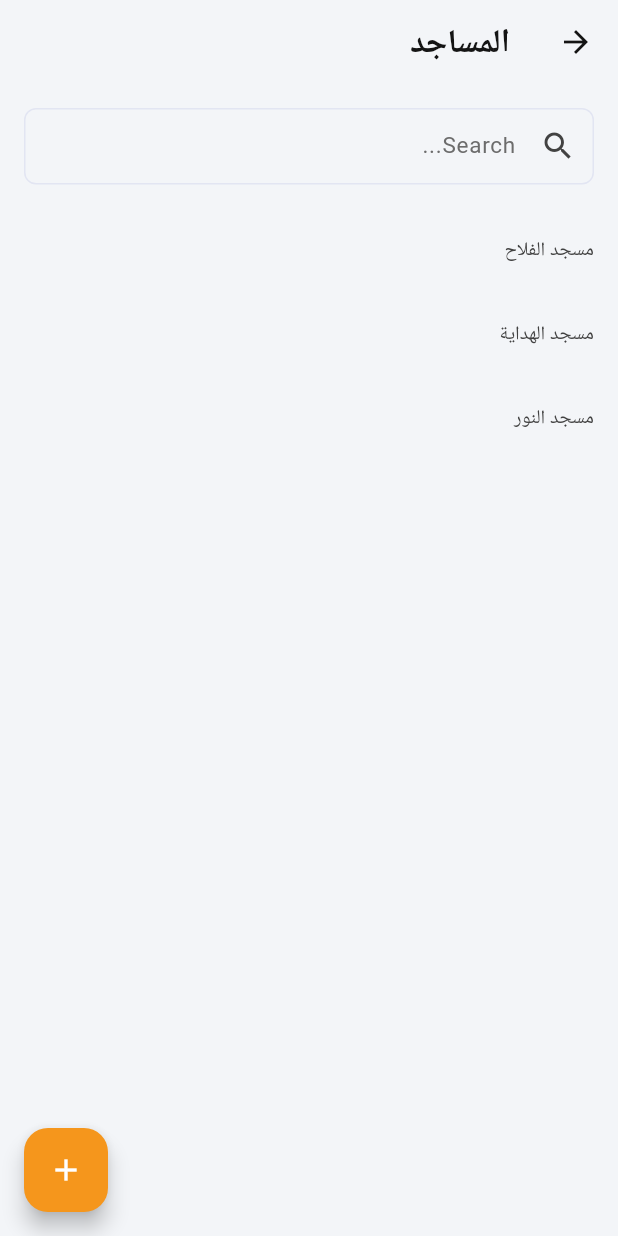
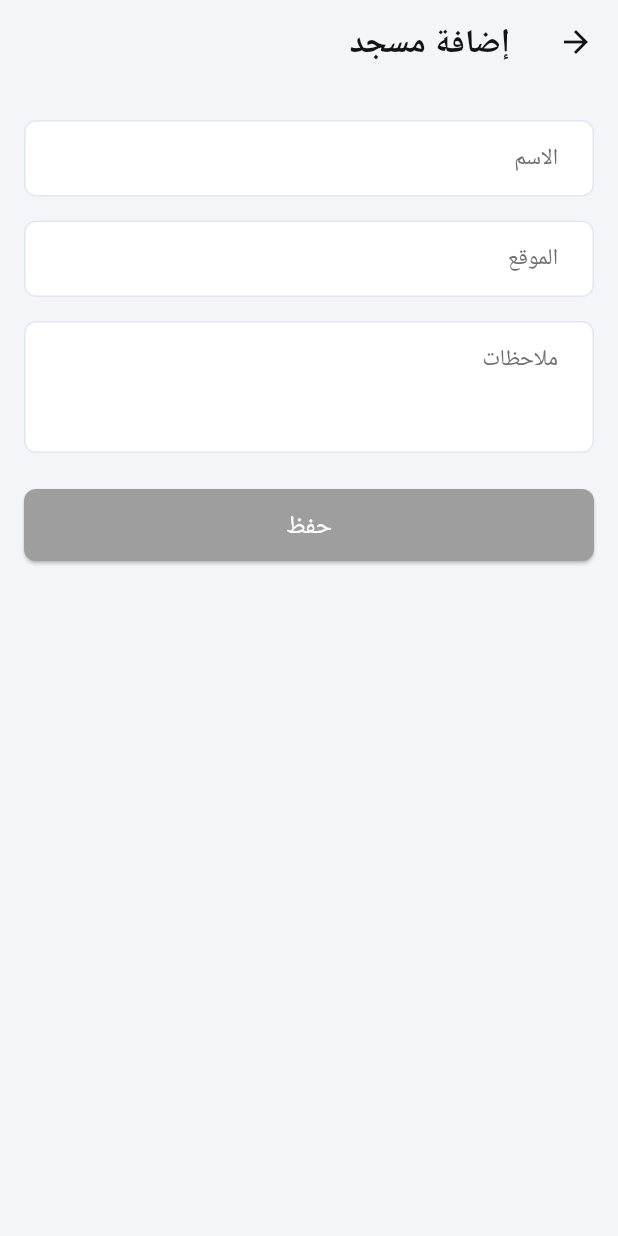
Before and after one commit to YahyaKreiyeh/iqra_wa_irtaqi, a Flutter app: the MosquesView screen opened by its route, after a tap on the "add" icon, on a phone screen of 412 x 824 dp. Run offline on Flutter 3.47's test engine with Material 3 defaults, Android fonts, the phone set to English and light mode, and no system bars; our stand-ins replace clock, cloud_firestore, easy_localization, firebase_auth, firebase_core, flutter_bloc and 2 more; accounts and stored records are empty.

Commit message:
- change registerdto to authentication dto - add initiali value and change customtextfield from textfield to textfromfield - mosque view implementation and functionality - mosques view implementation and functionality

```diff
--- a/lib/core/routing/app_router.dart
+++ b/lib/core/routing/app_router.dart
@@ -9,6 +9,10 @@ import 'package:iqra_wa_irtaqi/features/authentication/views/login_view.dart';
 import 'package:iqra_wa_irtaqi/features/authentication/views/password_reset_view.dart';
 import 'package:iqra_wa_irtaqi/features/authentication/views/register_view.dart';
 import 'package:iqra_wa_irtaqi/features/home/views/home_view.dart';
+import 'package:iqra_wa_irtaqi/features/mosques/cubits/mosque/mosque_cubit.dart';
+import 'package:iqra_wa_irtaqi/features/mosques/cubits/mosques/mosques_cubit.dart';
+import 'package:iqra_wa_irtaqi/features/mosques/models/mosque.dart';
+import 'package:iqra_wa_irtaqi/features/mosques/views/mosque_view.dart';
 import 'package:iqra_wa_irtaqi/features/mosques/views/mosques_view.dart';
 import 'package:iqra_wa_irtaqi/features/students/views/students_view.dart';
 import 'package:iqra_wa_irtaqi/features/teachers/views/teachers_view.dart';
@@ -41,11 +45,24 @@ class AppRouter {
             child: const PasswordResetView(),
           ),
         );
+      case Routes.mosqueView:
+        final mosqueArg = settings.arguments as Mosque?;
+        return MaterialPageRoute(
+          builder: (_) => BlocProvider(
+            create: (context) => getIt<MosqueCubit>()..initialize(mosqueArg),
+            child: const MosqueView(),
+          ),
+        );
+      case Routes.mosquesView:
+        return MaterialPageRoute(
+          builder: (_) => BlocProvider(
+            create: (context) => getIt<MosquesCubit>()..fetchMore(),
+            child: const MosquesView(),
+          ),
+        );
 
       case Routes.homeView:
         return MaterialPageRoute(builder: (_) => const HomeView());
-      case Routes.mosquesView:
-        return MaterialPageRoute(builder: (_) => const MosquesView());
       case Routes.studentsView:
         return MaterialPageRoute(builder: (_) => const StudentsView());
       case Routes.teachersView:
--- a/lib/core/routing/routes.dart
+++ b/lib/core/routing/routes.dart
@@ -6,4 +6,5 @@ class Routes {
   static const String mosquesView = '/mosquesView';
   static const String studentsView = '/studentsView';
   static const String teachersView = '/teachersView';
+  static const String mosqueView = '/mosqueView';
 }
--- a/lib/core/widgets/text_fields/custom_text_field.dart
+++ b/lib/core/widgets/text_fields/custom_text_field.dart
@@ -5,6 +5,7 @@ import 'package:iqra_wa_irtaqi/core/themes/app_colors.dart';
 import 'package:iqra_wa_irtaqi/core/themes/text_styles.dart';
 
 class CustomTextField extends StatelessWidget {
+  final String? initialValue;
   final int maxLines;
   final int? maxLength;
   final String? labelText;
@@ -26,6 +27,7 @@ class CustomTextField extends StatelessWidget {
   final List<TextInputFormatter>? inputFormatters;
 
   const CustomTextField({
+    this.initialValue,
     this.controller,
     this.onChanged,
     this.maxLines = 1,
@@ -60,7 +62,7 @@ class CustomTextField extends StatelessWidget {
             const VerticalSpace(8),
           ],
         ),
-      TextField(
+      TextFormField(
         maxLength: maxLength,
         inputFormatters: inputFormatters,
         onTapOutside:
@@ -70,6 +72,7 @@ class CustomTextField extends StatelessWidget {
         maxLines: maxLines,
         onEditingComplete: onEditingComplete,
         controller: controller,
+        initialValue: controller == null ? initialValue : null,
         onChanged: onChanged,
         readOnly: disabled,
         canRequestFocus: !disabled,
--- a/lib/features/authentication/cubits/login/login_cubit.dart
+++ b/lib/features/authentication/cubits/login/login_cubit.dart
@@ -5,7 +5,7 @@ import 'package:iqra_wa_irtaqi/core/mixins/cubit_mixin.dart';
 import 'package:iqra_wa_irtaqi/core/models/result.dart';
 import 'package:iqra_wa_irtaqi/core/utilities/validators.dart';
 import 'package:iqra_wa_irtaqi/features/authentication/cubits/login/login_state.dart';
-import 'package:iqra_wa_irtaqi/features/authentication/models/register_dto.dart';
+import 'package:iqra_wa_irtaqi/features/authentication/models/authentication_dto.dart';
 import 'package:iqra_wa_irtaqi/features/authentication/repositories/authentication_repository.dart';
 
 class LoginCubit extends Cubit<LoginState> with SafeEmitter<LoginState> {
@@ -16,7 +16,7 @@ class LoginCubit extends Cubit<LoginState> with SafeEmitter<LoginState> {
   Future<void> login() async {
     emit(state.copyWith(status: const Result.loading()));
 
-    final dto = RegisterDTO(email: state.email, password: state.password);
+    final dto = AuthenticationDTO(email: state.email, password: state.password);
     final result = await _authenticationRepository.login(dto);
 
     result.when(
--- a/lib/features/authentication/cubits/register/register_cubit.dart
+++ b/lib/features/authentication/cubits/register/register_cubit.dart
@@ -5,7 +5,7 @@ import 'package:iqra_wa_irtaqi/core/mixins/cubit_mixin.dart';
 import 'package:iqra_wa_irtaqi/core/models/result.dart';
 import 'package:iqra_wa_irtaqi/core/utilities/validators.dart';
 import 'package:iqra_wa_irtaqi/features/authentication/cubits/register/register_state.dart';
-import 'package:iqra_wa_irtaqi/features/authentication/models/register_dto.dart';
+import 'package:iqra_wa_irtaqi/features/authentication/models/authentication_dto.dart';
 import 'package:iqra_wa_irtaqi/features/authentication/repositories/authentication_repository.dart';
 
 class RegisterCubit extends Cubit<RegisterState>
@@ -16,7 +16,7 @@ class RegisterCubit extends Cubit<RegisterState>
   Future<void> register() async {
     emit(state.copyWith(status: const Result.loading()));
 
-    final dto = RegisterDTO(email: state.email, password: state.password);
+    final dto = AuthenticationDTO(email: state.email, password: state.password);
     final result = await _authenticationRepository.register(dto);
 
     result.when(
--- /dev/null
+++ b/lib/features/authentication/models/authentication_dto.dart
@@ -0,0 +1,15 @@
+import 'package:freezed_annotation/freezed_annotation.dart';
+
+part 'authentication_dto.freezed.dart';
+part 'authentication_dto.g.dart';
+
+@freezed
+abstract class AuthenticationDTO with _$AuthenticationDTO {
+  const factory AuthenticationDTO({
+    required String email,
+    required String password,
+  }) = _AuthenticationDTO;
+
+  factory AuthenticationDTO.fromJson(Map<String, dynamic> json) =>
+      _$AuthenticationDTOFromJson(json);
+}
--- a/lib/features/authentication/repositories/authentication_repository.dart
+++ b/lib/features/authentication/repositories/authentication_repository.dart
@@ -3,14 +3,14 @@ import 'package:firebase_auth/firebase_auth.dart';
 import 'package:iqra_wa_irtaqi/core/constants/constants.dart';
 import 'package:iqra_wa_irtaqi/core/localization/locale_keys.g.dart';
 import 'package:iqra_wa_irtaqi/core/models/result.dart';
-import 'package:iqra_wa_irtaqi/features/authentication/models/register_dto.dart';
+import 'package:iqra_wa_irtaqi/features/authentication/models/authentication_dto.dart';
 
 class AuthenticationRepository {
   final FirebaseAuth _firebaseAuth;
   AuthenticationRepository({FirebaseAuth? firebaseAuth})
     : _firebaseAuth = firebaseAuth ?? FirebaseAuth.instance;
 
-  Future<Result<UserCredential>> register(RegisterDTO dto) async {
+  Future<Result<UserCredential>> register(AuthenticationDTO dto) async {
     try {
       final credential = await _firebaseAuth.createUserWithEmailAndPassword(
         email: dto.email,
@@ -35,7 +35,7 @@ class AuthenticationRepository {
     }
   }
 
-  Future<Result<UserCredential>> login(RegisterDTO dto) async {
+  Future<Result<UserCredential>> login(AuthenticationDTO dto) async {
     try {
       final credential = await _firebaseAuth.signInWithEmailAndPassword(
         email: dto.email,
--- /dev/null
+++ b/lib/features/mosques/cubits/mosque/mosque_cubit.dart
@@ -0,0 +1,70 @@
+import 'package:flutter_bloc/flutter_bloc.dart';
+import 'package:iqra_wa_irtaqi/core/models/result.dart';
+import 'package:iqra_wa_irtaqi/features/mosques/models/mosque.dart';
+import 'package:iqra_wa_irtaqi/features/mosques/repositories/mosques_repository.dart';
+
+import 'mosque_state.dart';
+
+class MosqueCubit extends Cubit<MosqueState> {
+  final MosquesRepository _repo;
+
+  MosqueCubit(this._repo) : super(MosqueState());
+
+  void initialize(Mosque? initialMosque) {
+    if (initialMosque == null) return;
+
+    emit(
+      state.copyWith(
+        isEditing: true,
+        initialName: initialMosque.name,
+        initialLocation: initialMosque.location,
+        initialNotes: initialMosque.notes ?? '',
+        name: initialMosque.name,
+        location: initialMosque.location,
+        notes: initialMosque.notes ?? '',
+      ),
+    );
+  }
+
+  void nameChanged(String val) {
+    emit(
+      state.copyWith(
+        name: val,
+        nameErrorKey: val.isNotEmpty ? null : 'required',
+      ),
+    );
+  }
+
+  void locationChanged(String val) {
+    emit(
+      state.copyWith(
+        location: val,
+        locationErrorKey: val.isNotEmpty ? null : 'required',
+      ),
+    );
+  }
+
+  void notesChanged(String val) {
+    emit(state.copyWith(notes: val));
+  }
+
+  Future<void> submit() async {
+    final nameErr = state.name.isEmpty ? 'required' : null;
+    final locErr = state.location.isEmpty ? 'required' : null;
+    if (nameErr != null || locErr != null) {
+      emit(state.copyWith(nameErrorKey: nameErr, locationErrorKey: locErr));
+      return;
+    }
+
+    emit(state.copyWith(status: const Result.loading()));
+
+    final mosque = Mosque(
+      name: state.name,
+      location: state.location,
+      notes: state.notes.isEmpty ? null : state.notes,
+    );
+    final result = await _repo.createMosque(mosque);
+
+    emit(state.copyWith(status: result));
+  }
+}
--- /dev/null
+++ b/lib/features/mosques/cubits/mosque/mosque_state.dart
@@ -0,0 +1,20 @@
+import 'package:freezed_annotation/freezed_annotation.dart';
+import 'package:iqra_wa_irtaqi/core/models/result.dart';
+
+part 'mosque_state.freezed.dart';
+
+@freezed
+abstract class MosqueState with _$MosqueState {
+  factory MosqueState({
+    @Default(false) bool isEditing,
+    @Default('') String initialName,
+    @Default('') String initialLocation,
+    @Default('') String initialNotes,
+    @Default('') String name,
+    String? nameErrorKey,
+    @Default('') String location,
+    String? locationErrorKey,
+    @Default('') String notes,
+    @Default(Result.empty()) Result status,
+  }) = _MosqueState;
+}
--- /dev/null
+++ b/lib/features/mosques/cubits/mosques/mosques_cubit.dart
@@ -0,0 +1,44 @@
+import 'package:flutter_bloc/flutter_bloc.dart';
+import 'package:iqra_wa_irtaqi/features/mosques/models/mosque.dart';
+import 'package:iqra_wa_irtaqi/features/mosques/repositories/mosques_repository.dart';
+
+import 'mosques_state.dart';
+
+class MosquesCubit extends Cubit<MosquesState> {
+  final MosquesRepository _repo;
+  static const int _limit = 10;
+
+  MosquesCubit(this._repo) : super(const MosquesState());
+
+  Future<void> fetchMore() async {
+    if (state.hasReachedMax || state.isLoading) return;
+    emit(state.copyWith(isLoading: true, errorMessage: null));
+
+    try {
+      final snapshot = await _repo.fetchMosques(
+        startAfter: state.lastDoc,
+        limit: _limit,
+      );
+      final docs = snapshot.docs;
+      final fetched = docs.map((d) => Mosque.fromJson(d.data())).toList();
+      final hasMax = docs.length < _limit;
+
+      emit(
+        state.copyWith(
+          mosques: List.of(state.mosques)..addAll(fetched),
+          lastDoc: docs.isNotEmpty ? docs.last : state.lastDoc,
+          hasReachedMax: hasMax,
+          isLoading: false,
+        ),
+      );
+    } catch (e) {
+      emit(state.copyWith(isLoading: false, errorMessage: e.toString()));
+    }
+  }
+
+  /// Refresh the entire list.
+  Future<void> refresh() async {
+    emit(const MosquesState());
+    await fetchMore();
+  }
+}
--- /dev/null
+++ b/lib/features/mosques/models/mosque.dart
@@ -0,0 +1,15 @@
+import 'package:freezed_annotation/freezed_annotation.dart';
+
+part 'mosque.freezed.dart';
+part 'mosque.g.dart';
+
+@freezed
+abstract class Mosque with _$Mosque {
+  const factory Mosque({
+    required String name,
+    required String location,
+    String? notes,
+  }) = _Mosque;
+
+  factory Mosque.fromJson(Map<String, dynamic> json) => _$MosqueFromJson(json);
+}
--- /dev/null
+++ b/lib/features/mosques/repositories/mosques_repository.dart
@@ -0,0 +1,33 @@
+import 'package:cloud_firestore/cloud_firestore.dart';
+import 'package:iqra_wa_irtaqi/core/models/result.dart';
+import 'package:iqra_wa_irtaqi/features/mosques/models/mosque.dart';
+
+class MosquesRepository {
+  final CollectionReference<Map<String, dynamic>> _col = FirebaseFirestore
+      .instance
+      .collection('mosques');
+
+  Future<Result<void>> createMosque(Mosque mosque) async {
+    try {
+      await _col.add(mosque.toJson());
+      return const Result.success(data: null);
+    } catch (e) {
+      return Result.failure(
+        error: Exception(e.toString()),
+        data: null,
+        errorMessage: e.toString(),
+      );
+    }
+  }
+
+  Future<QuerySnapshot<Map<String, dynamic>>> fetchMosques({
+    DocumentSnapshot<Map<String, dynamic>>? startAfter,
+    int limit = 10,
+  }) {
+    var query = _col.orderBy('name').limit(limit);
+    if (startAfter != null) {
+      query = query.startAfterDocument(startAfter);
+    }
+    return query.get();
+  }
+}
--- /dev/null
+++ b/lib/features/mosques/views/mosque_view.dart
@@ -0,0 +1,188 @@
+import 'package:easy_localization/easy_localization.dart';
+import 'package:flutter/material.dart';
+import 'package:flutter_bloc/flutter_bloc.dart';
+import 'package:iqra_wa_irtaqi/core/constants/constants.dart';
+import 'package:iqra_wa_irtaqi/core/constants/enums.dart';
+import 'package:iqra_wa_irtaqi/core/helpers/spacing.dart';
+import 'package:iqra_wa_irtaqi/core/localization/locale_keys.g.dart';
+import 'package:iqra_wa_irtaqi/core/models/result.dart';
+import 'package:iqra_wa_irtaqi/core/widgets/buttons/primary_button.dart';
+import 'package:iqra_wa_irtaqi/core/widgets/text_fields/custom_text_field.dart';
+import 'package:iqra_wa_irtaqi/features/mosques/cubits/mosque/mosque_cubit.dart';
+import 'package:iqra_wa_irtaqi/features/mosques/cubits/mosque/mosque_state.dart';
+import 'package:iqra_wa_irtaqi/features/snackbar/bloc/snackbar_bloc.dart';
+
+class MosqueView extends StatelessWidget {
+  const MosqueView({super.key});
+
+  @override
+  Widget build(BuildContext context) {
+    final isEditing = context.select((MosqueCubit c) => c.state.isEditing);
+
+    return Scaffold(
+      appBar: AppBar(
+        title: Text(
+          isEditing ? LocaleKeys.edit_mosque.tr() : LocaleKeys.add_mosque.tr(),
+        ),
+      ),
+      body: const SingleChildScrollView(
+        child: Padding(
+          padding: EdgeInsets.symmetric(horizontal: horizontalPadding),
+          child: Column(
+            crossAxisAlignment: CrossAxisAlignment.stretch,
+            children: [
+              _MosqueBlocListener(),
+              VerticalSpace(24),
+              _MosqueForm(),
+              VerticalSpace(16),
+            ],
+          ),
+        ),
+      ),
+    );
+  }
+}
+
+class _MosqueBlocListener extends StatelessWidget {
+  const _MosqueBlocListener();
+
+  @override
+  Widget build(BuildContext context) {
+    return BlocListener<MosqueCubit, MosqueState>(
+      listenWhen: (prev, curr) => prev.status != curr.status,
+      listener: (context, state) {
+        state.status.when(
+          success: (_) {
+            context.read<SnackbarBloc>().add(
+              AddSnackbarEvent(
+                message: LocaleKeys.mosque_added_success.tr(),
+                type: SnackbarType.success,
+              ),
+            );
+            Navigator.of(context).pop();
+          },
+          failure: (_, _, errorMessage) {
+            context.read<SnackbarBloc>().add(
+              AddSnackbarEvent(
+                message: errorMessage ?? LocaleKeys.save_error.tr(),
+                type: SnackbarType.error,
+              ),
+            );
+          },
+          loading: () {},
+          empty: () {},
+        );
+      },
+      child: const SizedBox.shrink(),
+    );
+  }
+}
+
+class _MosqueForm extends StatelessWidget {
+  const _MosqueForm();
+
+  @override
+  Widget build(BuildContext context) {
+    return const Column(
+      crossAxisAlignment: CrossAxisAlignment.stretch,
+      children: [
+        _NameInput(),
+        VerticalSpace(16),
+        _LocationInput(),
+        VerticalSpace(16),
+        _NotesInput(),
+        VerticalSpace(24),
+        _SubmitButton(),
+      ],
+    );
+  }
+}
+
+class _NameInput extends StatelessWidget {
+  const _NameInput();
+
+  @override
+  Widget build(BuildContext context) {
+    final name = context.select((MosqueCubit c) => c.state.name);
+    final errorKey = context.select((MosqueCubit c) => c.state.nameErrorKey);
+
+    return CustomTextField(
+      initialValue: name,
+      hintText: LocaleKeys.name.tr(),
+      errorText: errorKey != null ? LocaleKeys.required.tr() : null,
+      onChanged: context.read<MosqueCubit>().nameChanged,
+    );
+  }
+}
+
+class _LocationInput extends StatelessWidget {
+  const _LocationInput();
+
+  @override
+  Widget build(BuildContext context) {
+    final location = context.select((MosqueCubit c) => c.state.location);
+    final errorKey = context.select(
+      (MosqueCubit c) => c.state.locationErrorKey,
+    );
+
+    return CustomTextField(
+      initialValue: location,
+      hintText: LocaleKeys.location.tr(),
+      errorText: errorKey != null ? LocaleKeys.required.tr() : null,
+      onChanged: context.read<MosqueCubit>().locationChanged,
+    );
+  }
+}
+
+class _NotesInput extends StatelessWidget {
+  const _NotesInput();
+
+  @override
+  Widget build(BuildContext context) {
+    final notes = context.select((MosqueCubit c) => c.state.notes);
+
+    return CustomTextField(
+      initialValue: notes,
+      hintText: LocaleKeys.notes.tr(),
+      maxLines: 3,
+      onChanged: context.read<MosqueCubit>().notesChanged,
+    );
+  }
+}
+
+class _SubmitButton extends StatelessWidget {
+  const _SubmitButton();
+
+  @override
+  Widget build(BuildContext context) {
+    final isLoading = context.select(
+      (MosqueCubit c) => c.state.status.isLoading,
+    );
+    final nameErr = context.select((MosqueCubit c) => c.state.nameErrorKey);
+    final locErr = context.select((MosqueCubit c) => c.state.locationErrorKey);
+    final name = context.select((MosqueCubit c) => c.state.name);
+    final location = context.select((MosqueCubit c) => c.state.location);
+    final notes = context.select((MosqueCubit c) => c.state.notes);
+    final isEditing = context.select((MosqueCubit c) => c.state.isEditing);
+    final initialName = context.select((MosqueCubit c) => c.state.initialName);
+    final initialLoc = context.select(
+      (MosqueCubit c) => c.state.initialLocation,
+    );
+    final initialNotes = context.select(
+      (MosqueCubit c) => c.state.initialNotes,
+    );
+
+    final hasError = nameErr != null || locErr != null;
+    final hasEmpty = name.isEmpty || location.isEmpty;
+    final hasChanged = isEditing
+        ? name != initialName || location != initialLoc || notes != initialNotes
+        : true;
+    final canSubmit = !isLoading && !hasError && !hasEmpty && hasChanged;
+
+    return PrimaryButton(
+      text: LocaleKeys.save.tr(),
+      loading: isLoading,
+      onPressed: canSubmit ? () => context.read<MosqueCubit>().submit() : null,
+    );
+  }
+}
--- a/lib/features/mosques/views/mosques_view.dart
+++ b/lib/features/mosques/views/mosques_view.dart
@@ -1,54 +1,101 @@
 import 'package:easy_localization/easy_localization.dart';
 import 'package:flutter/material.dart';
+import 'package:flutter_bloc/flutter_bloc.dart';
 import 'package:iqra_wa_irtaqi/core/localization/locale_keys.g.dart';
+import 'package:iqra_wa_irtaqi/core/routing/routes.dart';
+import 'package:iqra_wa_irtaqi/core/routing/routes_extension.dart';
+import 'package:iqra_wa_irtaqi/features/mosques/cubits/mosques/mosques_cubit.dart';
+import 'package:iqra_wa_irtaqi/features/mosques/cubits/mosques/mosques_state.dart';
 
-/// A generic list‐view page with a search bar and FAB to add items.
 class MosquesView extends StatelessWidget {
   const MosquesView({super.key});
 
   @override
   Widget build(BuildContext context) {
-    final mosques = <String>[
-      'مسجد الفلاح',
-      'مسجد الهداية',
-      'مسجد النور',
-      // TODO: replace with real data source
-    ];
-
     return Scaffold(
       appBar: AppBar(title: Text(LocaleKeys.mosques.tr())),
-      body: Column(
-        children: [
-          Padding(
-            padding: const EdgeInsets.all(16),
-            child: TextField(
-              decoration: InputDecoration(
-                hintText: 'Search...', // or a localized key
-                prefixIcon: const Icon(Icons.search),
-                border: OutlineInputBorder(
-                  borderRadius: BorderRadius.circular(8),
-                ),
-              ),
-              onChanged: (query) {
-                // TODO: filter your list based on the query
+      body: const Column(children: [_SearchBar(), _MosquesList()]),
+      floatingActionButton: const _AddMosqueButton(),
+    );
+  }
+}
+
+class _AddMosqueButton extends StatelessWidget {
+  const _AddMosqueButton();
+
+  @override
+  Widget build(BuildContext context) {
+    return FloatingActionButton(
+      onPressed: () => context.pushNamed(Routes.mosqueView),
+      child: const Icon(Icons.add),
+    );
+  }
+}
+
+class _MosquesList extends StatelessWidget {
+  const _MosquesList();
+
+  @override
+  Widget build(BuildContext context) {
+    return Expanded(
+      child: BlocBuilder<MosquesCubit, MosquesState>(
+        builder: (context, state) {
+          if (state.errorMessage != null && state.mosques.isEmpty) {
+            return Center(child: Text(state.errorMessage!));
+          }
+          if (state.isLoading && state.mosques.isEmpty) {
+            return const Center(child: CircularProgressIndicator());
+          }
+          return NotificationListener<ScrollNotification>(
+            onNotification: (scroll) {
+              if (scroll.metrics.pixels >=
+                  scroll.metrics.maxScrollExtent - 200) {
+                context.read<MosquesCubit>().fetchMore();
+              }
+              return false;
+            },
+            child: ListView.builder(
+              itemCount: state.hasReachedMax
+                  ? state.mosques.length
+                  : state.mosques.length + 1,
+              itemBuilder: (context, idx) {
+                if (idx < state.mosques.length) {
+                  final mosque = state.mosques[idx];
+                  return ListTile(
+                    title: Text(mosque.name),
+                    subtitle: Text(mosque.location),
+                    onTap: () =>
+                        context.pushNamed(Routes.mosqueView, arguments: mosque),
+                  );
+                }
+                return const Padding(
+                  padding: EdgeInsets.symmetric(vertical: 8),
+                  child: Center(child: CircularProgressIndicator()),
+                );
               },
             ),
-          ),
-          Expanded(
-            child: ListView.builder(
-              itemCount: mosques.length,
-              itemBuilder: (context, index) =>
-                  ListTile(title: Text(mosques[index])),
-            ),
-          ),
-        ],
-      ),
-      floatingActionButton: FloatingActionButton(
-        onPressed: () {
-          // TODO: navigate to add‐mosque form
+          );
         },
-        child: const Icon(Icons.add),
       ),
     );
   }
 }
+
+class _SearchBar extends StatelessWidget {
+  const _SearchBar();
+
+  @override
+  Widget build(BuildContext context) {
+    return Padding(
+      padding: const EdgeInsets.all(16),
+      child: TextField(
+        decoration: InputDecoration(
+          hintText: LocaleKeys.search.tr(),
+          prefixIcon: const Icon(Icons.search),
+          border: OutlineInputBorder(borderRadius: BorderRadius.circular(8)),
+        ),
+        onChanged: (q) {},
+      ),
+    );
+  }
+}
--- a/pubspec.yaml
+++ b/pubspec.yaml
@@ -13,13 +13,14 @@ dependencies:
   cupertino_icons: ^1.0.8
   freezed_annotation: ^3.0.0
   freezed: ^3.0.6
-  flutter_bloc: ^8.0.1
+  flutter_bloc: ^9.1.1
   clock: ^1.1.2
   get_it: ^8.0.3
   firebase_core: ^3.14.0
   firebase_auth: ^5.6.0
   easy_localization: ^3.0.7+1
   json_annotation: ^4.9.0
+  cloud_firestore: ^5.6.11
 
 dev_dependencies:
   flutter_test:
```
Also changed, not shown: assets/translations/ar.json (+13 -1 lines), lib/core/di/dependency_injection.dart (+7 -0 lines), lib/features/authentication/models/register_dto.dart (deleted, +0 -13 lines), lib/features/mosques/cubits/mosques/mosques_state.dart (added, +16 -0 lines), lib/core/localization/codegen_loader.g.dart, lib/core/localization/locale_keys.g.dart, lib/features/authentication/models/authentication_dto.freezed.dart, lib/features/authentication/models/authentication_dto.g.dart, lib/features/mosques/cubits/mosque/mosque_state.freezed.dart (added), lib/features/mosques/cubits/mosques/mosques_state.freezed.dart (added), lib/features/mosques/models/mosque.freezed.dart (added), lib/features/mosques/models/mosque.g.dart (added).
